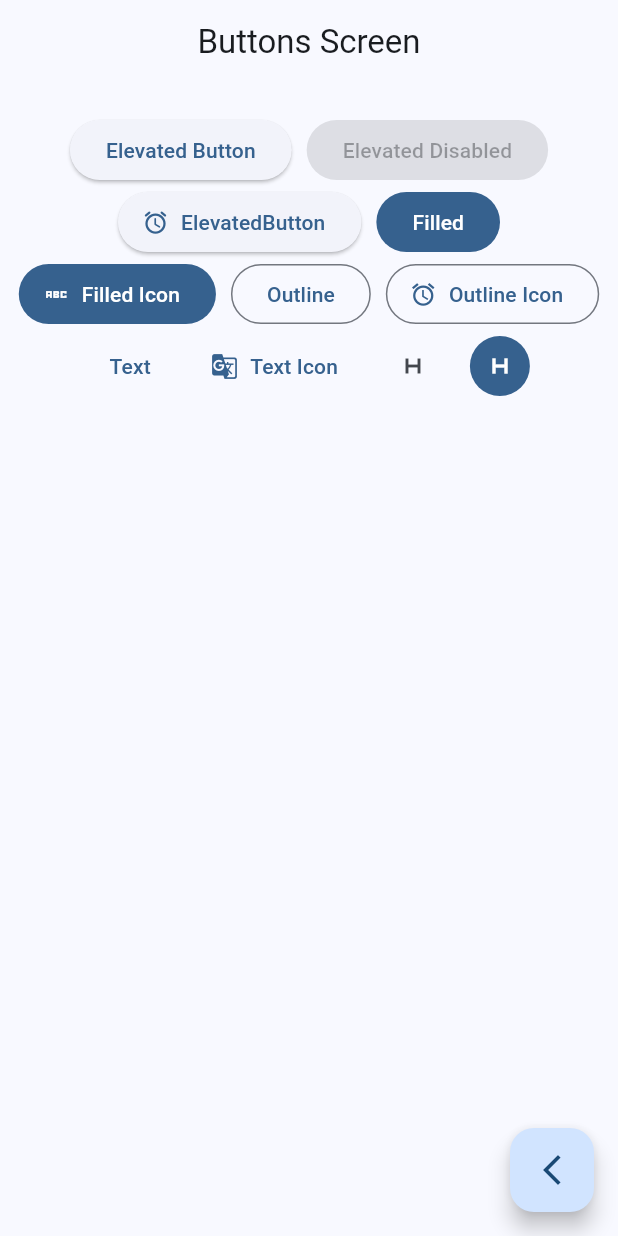
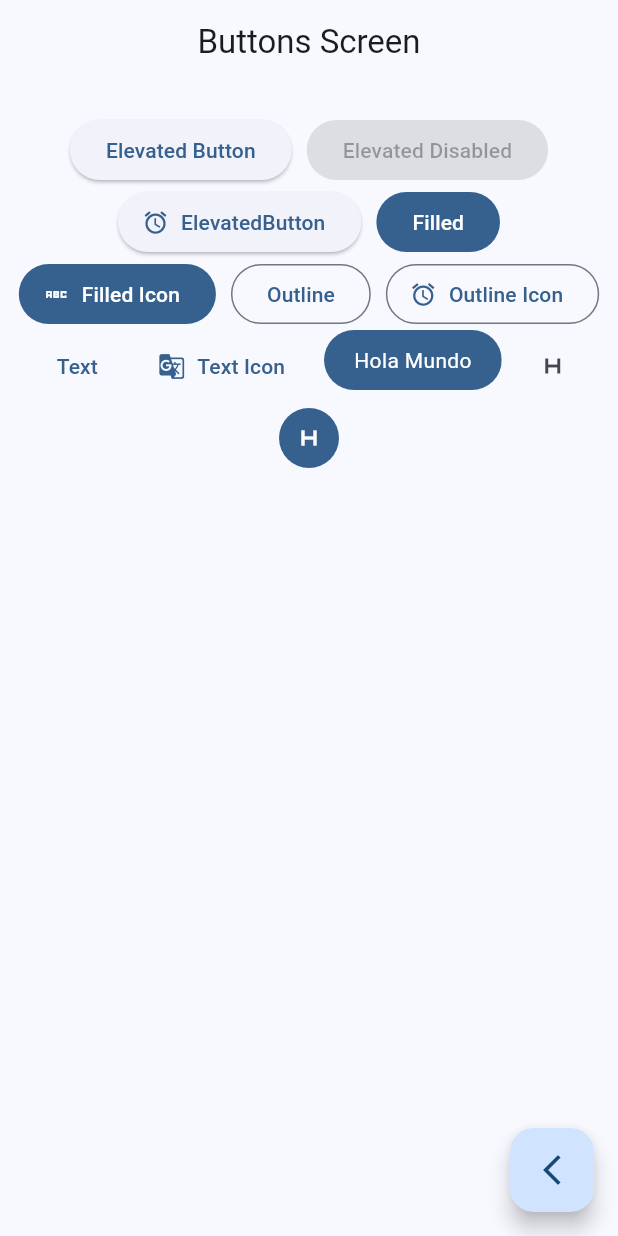
Before and after one commit to edu5975/windgets_app, a Flutter app: the ButtonsSreen screen opened by its route, on a phone screen of 412 x 824 dp. Run offline on Flutter 3.47's test engine with Material 2 defaults, Android fonts, the light colour scheme and no system bars; our stand-ins replace go_router.

Commit message:
boton personalizado

```diff
--- a/lib/presentation/screens/buttons/buttons_screen.dart
+++ b/lib/presentation/screens/buttons/buttons_screen.dart
@@ -78,9 +78,7 @@ class _ButtonsView extends StatelessWidget {
               icon: const Icon(Icons.g_translate),
               label: const Text('Text Icon'),
             ),
-
-            //TODO Custom Button
-
+            const CustomButton(),
             IconButton(
               onPressed: () {},
               icon: const Icon(Icons.h_mobiledata_outlined),
@@ -99,3 +97,29 @@ class _ButtonsView extends StatelessWidget {
     );
   }
 }
+
+class CustomButton extends StatelessWidget {
+  const CustomButton({super.key});
+
+  @override
+  Widget build(BuildContext context) {
+    final colors = Theme.of(context).colorScheme;
+
+    return ClipRRect(
+      borderRadius: BorderRadius.circular(20),
+      child: Material(
+        color: colors.primary,
+        child: InkWell(
+          onTap: () {},
+          child: const Padding(
+            padding: EdgeInsets.symmetric(vertical: 10, horizontal: 20),
+            child: Text(
+              'Hola Mundo',
+              style: TextStyle(color: Colors.white),
+            ),
+          ),
+        ),
+      ),
+    );
+  }
+}
```
